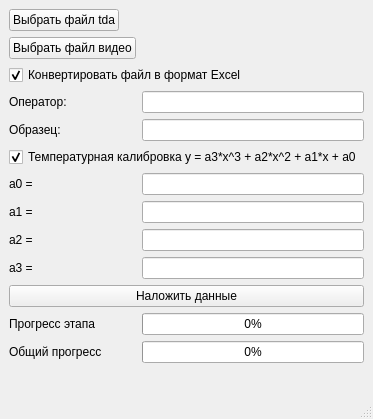
The window that ui/src/MainWindow.ui (ioyurev/vta-video-overlay) describes before a commit, drawn with Qt 5.
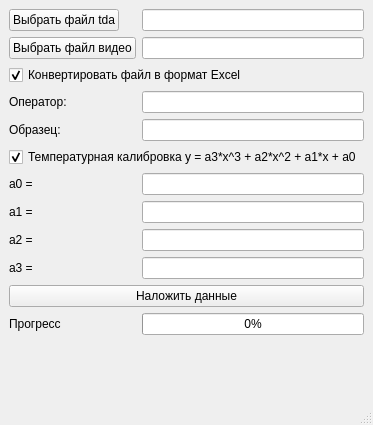
The same window after the commit.

Commit message: feat(MainWindow): интерфейс подключен к потоку обработки видео

```diff
--- a/ui/src/MainWindow.ui
+++ b/ui/src/MainWindow.ui
@@ -7,7 +7,7 @@
     <x>0</x>
     <y>0</y>
     <width>373</width>
-    <height>419</height>
+    <height>425</height>
    </rect>
   </property>
   <property name="sizePolicy">
@@ -28,13 +28,6 @@
       </property>
      </widget>
     </item>
-    <item row="0" column="1">
-     <widget class="QLabel" name="label_tda">
-      <property name="text">
-       <string/>
-      </property>
-     </widget>
-    </item>
     <item row="1" column="0">
      <widget class="QPushButton" name="btn_video">
       <property name="text">
@@ -42,13 +35,6 @@
       </property>
      </widget>
     </item>
-    <item row="1" column="1">
-     <widget class="QLabel" name="label_video">
-      <property name="text">
-       <string/>
-      </property>
-     </widget>
-    </item>
     <item row="2" column="0" colspan="2">
      <widget class="QCheckBox" name="cb_excel">
       <property name="text">
@@ -139,7 +125,7 @@
     <item row="12" column="0">
      <widget class="QLabel" name="label_7">
       <property name="text">
-       <string>Прогресс этапа</string>
+       <string>Прогресс</string>
       </property>
      </widget>
     </item>
@@ -153,23 +139,17 @@
       </property>
      </widget>
     </item>
-    <item row="13" column="1">
-     <widget class="QProgressBar" name="pb_steps">
-      <property name="maximum">
-       <number>3</number>
-      </property>
-      <property name="value">
-       <number>0</number>
-      </property>
-      <property name="format">
-       <string>%p%</string>
+    <item row="0" column="1">
+     <widget class="QLineEdit" name="edit_tda">
+      <property name="readOnly">
+       <bool>true</bool>
       </property>
      </widget>
     </item>
-    <item row="13" column="0">
-     <widget class="QLabel" name="label_8">
-      <property name="text">
-       <string>Общий прогресс</string>
+    <item row="1" column="1">
+     <widget class="QLineEdit" name="edit_video">
+      <property name="readOnly">
+       <bool>true</bool>
       </property>
      </widget>
     </item>
```
Left out of the diff: 40 changed lines with no effect on the pictures. The commit also changes 1 other file.
